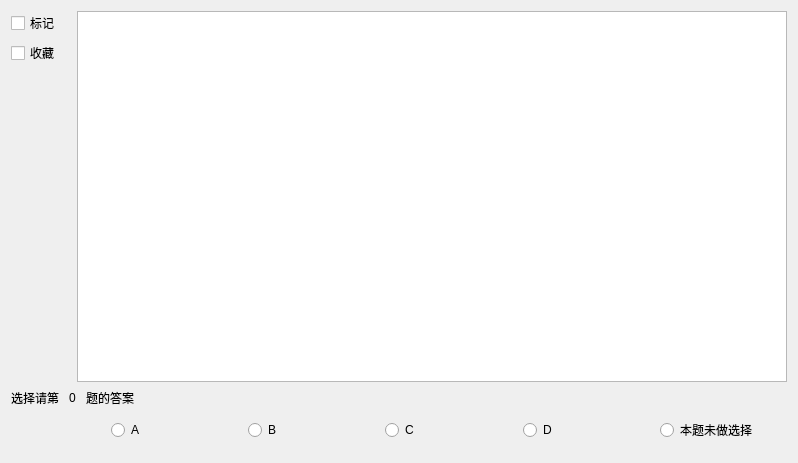
Before: the Qt Designer form Client_part/ExmaPaperwindow.ui in MRcao1001/Ddecode-QT-TCP-customWidget-MVD-MVC-MVVM-, drawn with Qt 5.
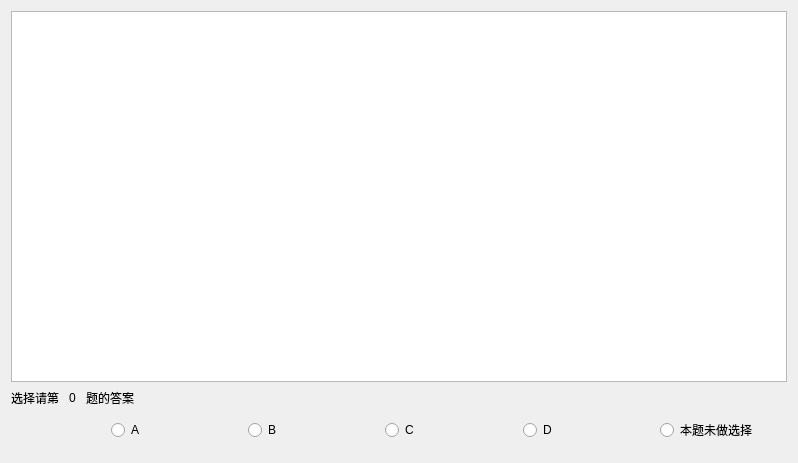
After: the same form once the commit is applied.

What changed in the file:
```diff
--- a/Client_part/ExmaPaperwindow.ui
+++ b/Client_part/ExmaPaperwindow.ui
@@ -16,61 +16,6 @@
   <layout class="QVBoxLayout" name="verticalLayout_5">
    <item>
     <layout class="QHBoxLayout" name="horizontalLayout_3">
-     <item>
-      <layout class="QVBoxLayout" name="verticalLayout">
-       <item>
-        <widget class="QCheckBox" name="Mark_box">
-         <property name="minimumSize">
-          <size>
-           <width>60</width>
-           <height>0</height>
-          </size>
-         </property>
-         <property name="maximumSize">
-          <size>
-           <width>60</width>
-           <height>40</height>
-          </size>
-         </property>
-         <property name="text">
-          <string>标记</string>
-         </property>
-        </widget>
-       </item>
-       <item>
-        <widget class="QCheckBox" name="Collection_box">
-         <property name="minimumSize">
-          <size>
-           <width>60</width>
-           <height>0</height>
-          </size>
-         </property>
-         <property name="maximumSize">
-          <size>
-           <width>60</width>
-           <height>40</height>
-          </size>
-         </property>
-         <property name="text">
-          <string>收藏</string>
-         </property>
-        </widget>
-       </item>
-       <item>
-        <spacer name="verticalSpacer_2">
-         <property name="orientation">
-          <enum>Qt::Vertical</enum>
-         </property>
-         <property name="sizeHint" stdset="0">
-          <size>
-           <width>20</width>
-           <height>40</height>
-          </size>
-         </property>
-        </spacer>
-       </item>
-      </layout>
-     </item>
      <item>
       <layout class="QVBoxLayout" name="ExampleInfo">
        <item>
```
Left out of the diff: 4 changed lines with no effect on the pictures.
